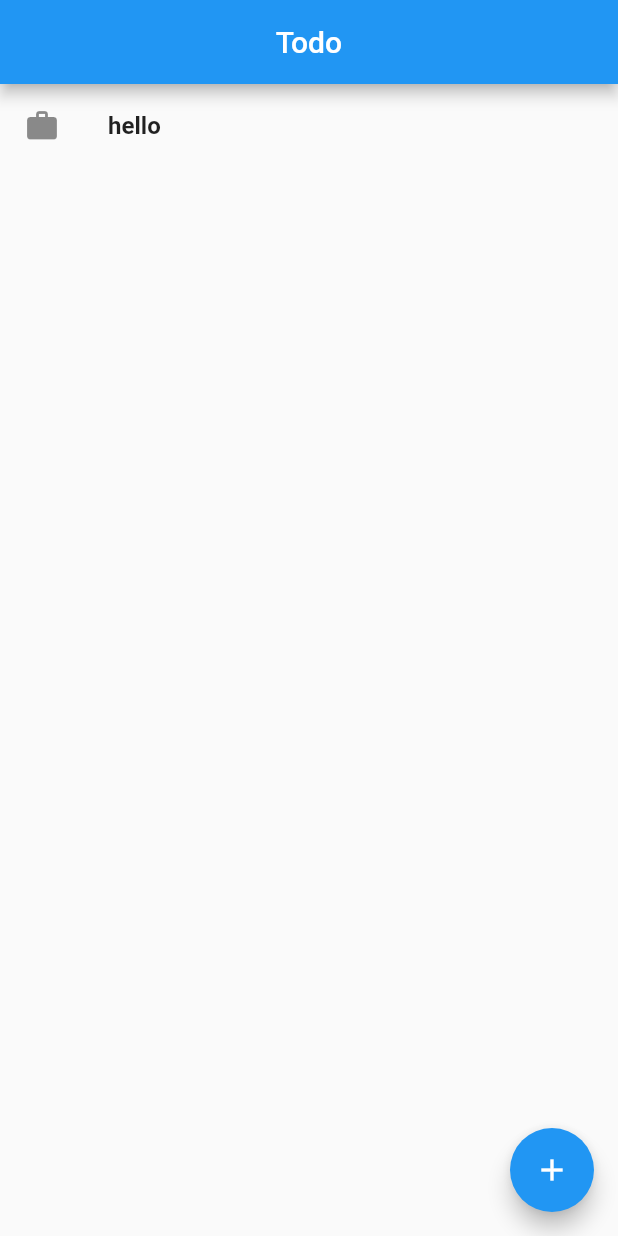
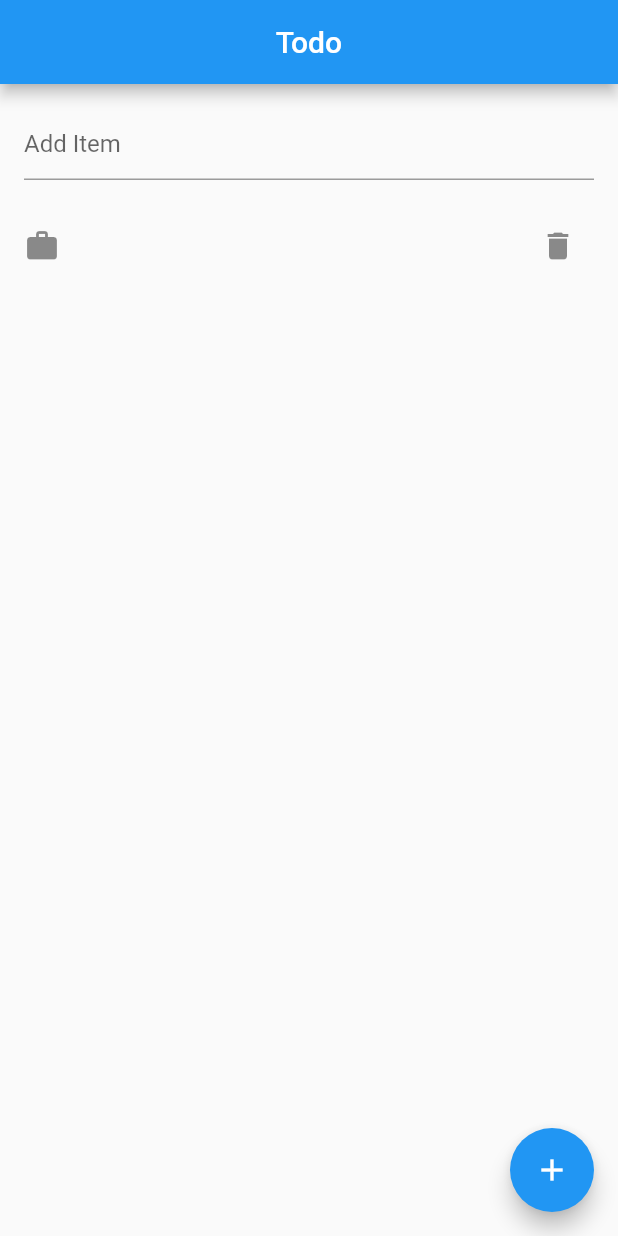
Before and after one commit to bibektimilsina000/Flutter, a Flutter app: the screen it shows after launch, after a tap on the "add" icon, on a phone screen of 412 x 824 dp. Run offline on Flutter 3.47's test engine with Material 2 defaults, Android fonts, the phone set to English and light mode, and no system bars.

Commit message:
todo compledet but buggy

```diff
--- a/projects/todo/lib/main.dart
+++ b/projects/todo/lib/main.dart
@@ -14,11 +14,16 @@ class TODO extends StatefulWidget {
 }
 
 class _TODOState extends State<TODO> {
-  var listOfTodo = ['hello'];
+  String value = '';
+  var listOfTodo = [''];
   addToDo(String item) {
     setState(() {
       listOfTodo.add(item);
     });
+  }
+
+  deleteItem(item) {
+    listOfTodo.remove(item);
   }
 
   @override
@@ -31,8 +36,22 @@ class _TODOState extends State<TODO> {
       body: ListView.builder(
         itemCount: listOfTodo.length,
         itemBuilder: (BuildContext context, int index) {
-          return ListTile(
+          return index == 0
+              ? Padding(
+                  padding: const EdgeInsets.all(16.0),
+                  child: TextFormField(
+                    decoration: const InputDecoration(hintText: 'Add Item'),
+                    onChanged: (data) {
+                      value = data;
+                    },
+                  ),
+                )
+              : ListTile(
                   leading: const Icon(Icons.work),
+                  trailing: IconButton(
+                    onPressed: () {},
+                    icon: const Icon(Icons.delete),
+                  ),
                   title: Text(
                     listOfTodo[index],
                     style: const TextStyle(fontWeight: FontWeight.bold),
@@ -42,10 +61,12 @@ class _TODOState extends State<TODO> {
         },
       ),
       floatingActionButton: FloatingActionButton(
+        onPressed: () {
+          addToDo(value);
+        },
         child: const Icon(
           Icons.add,
         ),
-        onPressed: () {},
       ),
     );
   }
```
Lines whose indentation alone changed are shown as unchanged.
